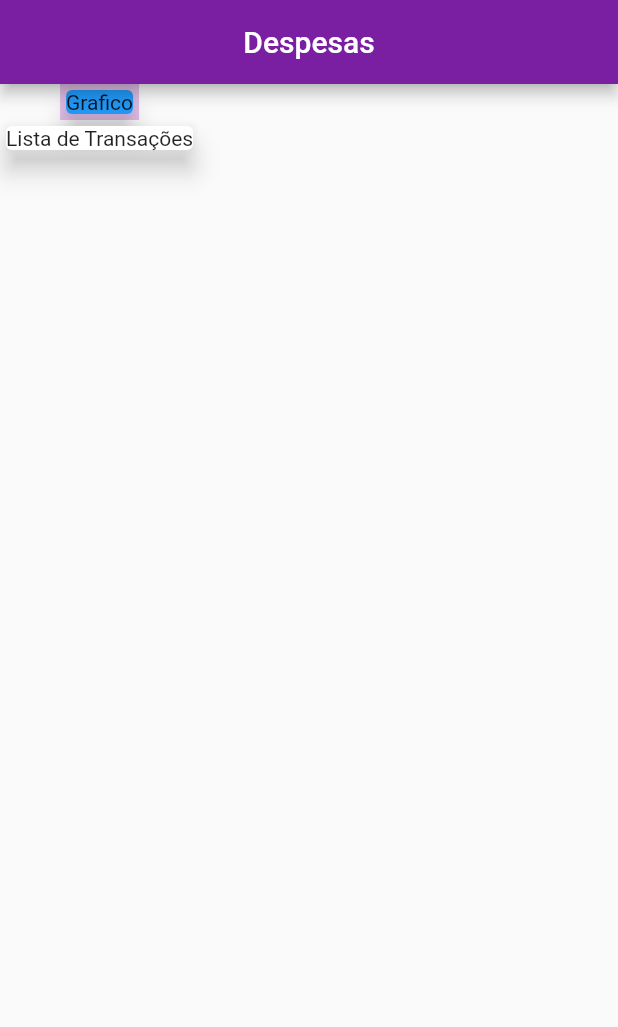
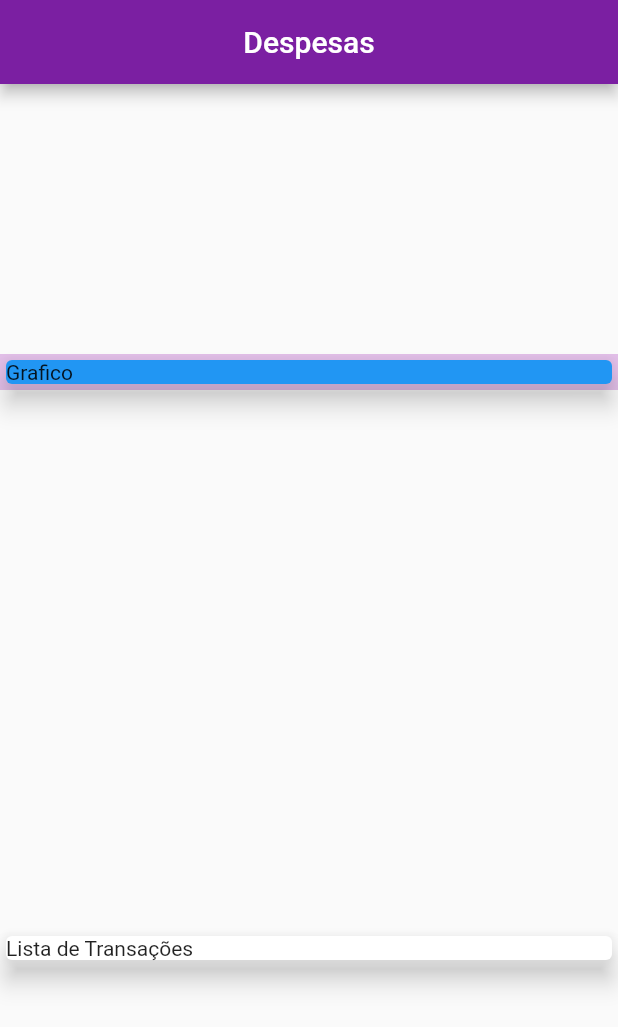
Before and after one commit to Thiago-CSantos/Flutter-appDespesas, a Flutter app: the screen it shows after launch, on a phone screen of 412 x 824 dp. Shown: the top 1027 px of the screen. Run offline on Flutter 3.47's test engine with Material 2 defaults, Android fonts, the phone set to English and light mode, and no system bars.

```diff
--- a/lib/main.dart
+++ b/lib/main.dart
@@ -1,3 +1,4 @@
+import 'package:expenses/models/transaction.dart';
 import 'package:flutter/material.dart';
 
 void main(List<String> args) {
@@ -13,13 +14,27 @@ class ExpensesAPP extends StatelessWidget {
       theme: ThemeData(
         appBarTheme: AppBarTheme(backgroundColor: Colors.purple[700]),
       ),
-      home: const MyHomePage(),
+      home: MyHomePage(),
     );
   }
 }
 
 class MyHomePage extends StatelessWidget {
-  const MyHomePage({super.key});
+  MyHomePage({super.key});
+
+  final List<Transaction> _transaction = [
+    Transaction(
+        id: 'T1',
+        title: 'Novo tênis de corrida',
+        value: 500.56,
+        date: DateTime.now()),
+    Transaction(
+      id: 'T2',
+      title: 'Nova camiseta',
+      value: 220.30,
+      date: DateTime.now(),
+    ),
+  ];
 
   @override
   Widget build(BuildContext context) {
@@ -32,6 +47,8 @@ class MyHomePage extends StatelessWidget {
         centerTitle: true,
       ),
       body: Column(
+        mainAxisAlignment: MainAxisAlignment.spaceAround,
+        crossAxisAlignment: CrossAxisAlignment.stretch,
         children: <Widget>[
           Container(
             color: Colors.purple.shade100,
--- /dev/null
+++ b/lib/models/transaction.dart
@@ -0,0 +1,13 @@
+class Transaction {
+  final String id;
+  final String title;
+  final double value;
+  final DateTime date;
+
+  Transaction({
+    required this.id,
+    required this.title,
+    required this.value,
+    required this.date,
+  });
+}
```
